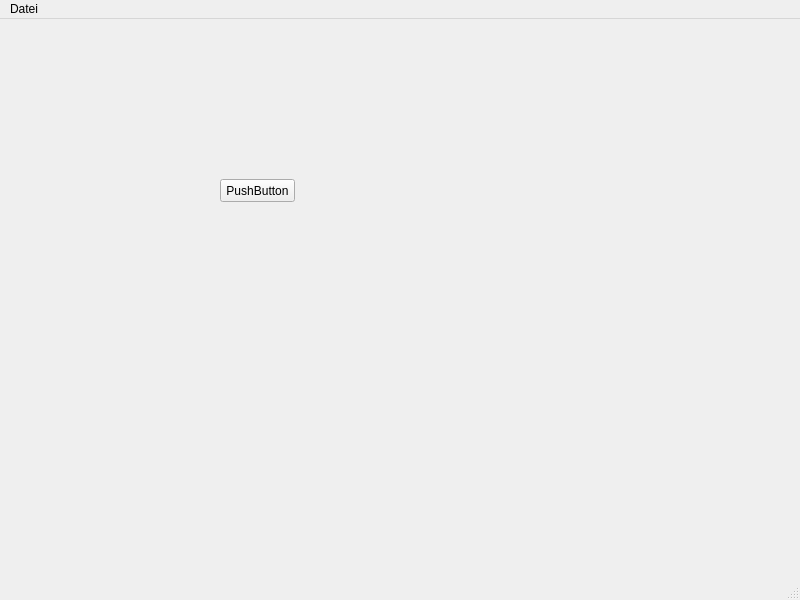
Old version of the form mainwindow.ui in the repository nudeldunker/PIC.
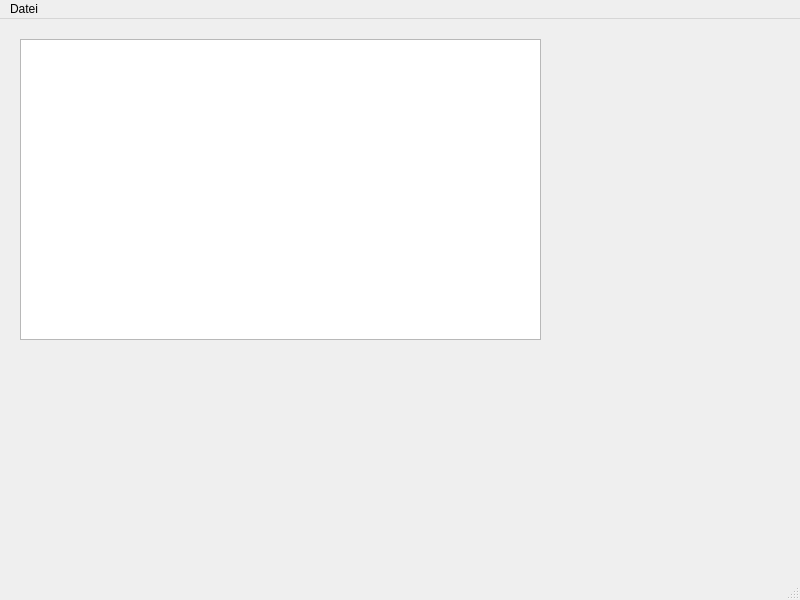
New version of the form.

Patch:
```diff
--- a/mainwindow.ui
+++ b/mainwindow.ui
@@ -27,6 +27,19 @@
      <string>PushButton</string>
     </property>
    </widget>
+   <widget class="QTableView" name="regView">
+    <property name="geometry">
+     <rect>
+      <x>20</x>
+      <y>20</y>
+      <width>521</width>
+      <height>301</height>
+     </rect>
+    </property>
+    <property name="sizeAdjustPolicy">
+     <enum>QAbstractScrollArea::AdjustToContents</enum>
+    </property>
+   </widget>
   </widget>
   <widget class="QMenuBar" name="menubar">
    <property name="geometry">
```
